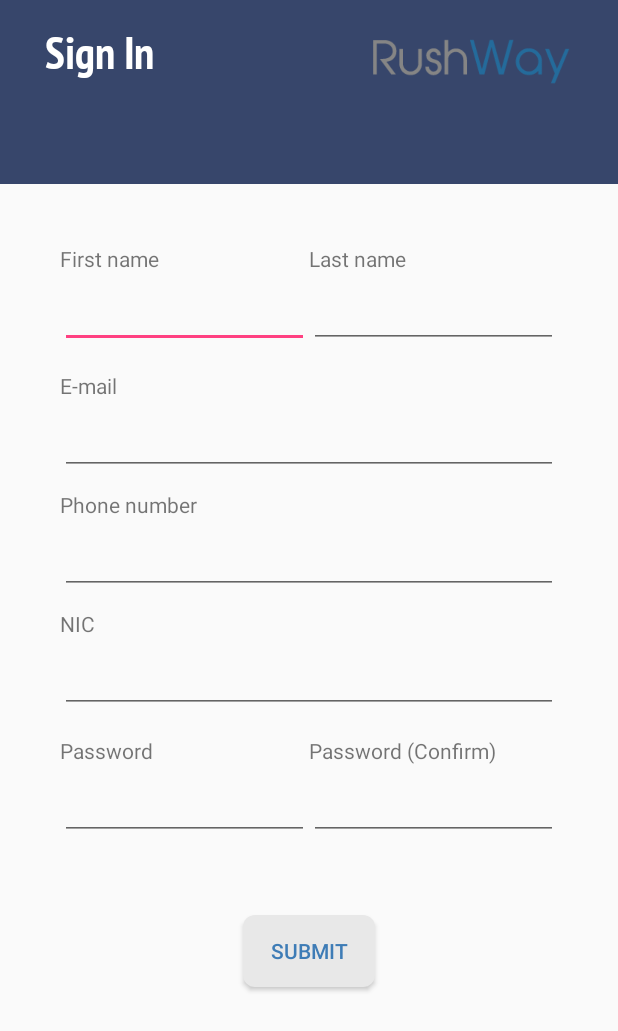
After one commit to RasithaGamage/RushWay, an Android app: the CreateAccountActivity screen opened directly, with no data from a screen before it, on a phone screen of 412 x 824 dp. The commit adds this screen. Shown: the top 1031 px of the screen. Run offline under Robolectric (Android 15) with nearby library versions, the phone set to English and light mode, and no system bars.

Commit message:
Sign in activity added

```diff
--- a/app/build.gradle
+++ b/app/build.gradle
@@ -13,7 +13,7 @@ android {
         buildConfigField 'String', "ApiKey", MyApiKey
         resValue 'string', "api_key", MyApiKey
         buildConfigField 'String', "firebase_api_key", MyApiKey
-        resValue 'string', "firebase_api_key",firebaseAPI
+        resValue 'string', "firebase_api_key", firebaseAPI
     }
     buildTypes {
         release {
@@ -22,7 +22,7 @@ android {
             buildConfigField 'String', "ApiKey", MyApiKey
             resValue 'string', "api_key", MyApiKey
             buildConfigField 'String', "firebase_api_key", MyApiKey
-            resValue 'string', "firebase_api_key",firebaseAPI
+            resValue 'string', "firebase_api_key", firebaseAPI
         }
     }
 }
--- /dev/null
+++ b/app/src/main/java/com/example/rasitha/RushWay/CreateAccountActivity.java
@@ -0,0 +1,57 @@
+package com.example.rasitha.RushWay;
+
+import android.support.v7.app.AppCompatActivity;
+import android.os.Bundle;
+import android.view.View;
+import android.widget.Button;
+import android.widget.EditText;
+import android.widget.Toast;
+
+import com.example.rasitha.RushWay.models.User;
+
+public class CreateAccountActivity extends AppCompatActivity {
+
+private EditText fName;
+private EditText lName;
+private EditText phone;
+private EditText email;
+private EditText nic;
+private EditText pw1;
+private EditText pw2;
+private Button submitButton;
+
+    @Override
+    protected void onCreate(Bundle savedInstanceState) {
+        super.onCreate(savedInstanceState);
+        setContentView(R.layout.activity_create_account);
+        getSupportActionBar().hide();
+
+        fName = (EditText) findViewById(R.id.editTextFname);
+        lName = (EditText) findViewById(R.id.editTextLname);
+        phone = (EditText) findViewById(R.id.editTextPhone);
+        email = (EditText) findViewById(R.id.editTextEmail);
+        nic = (EditText) findViewById(R.id.editTextNic);
+        pw1 = (EditText) findViewById(R.id.editTextPw1);
+        pw2 = (EditText) findViewById(R.id.editTextPw2);
+        submitButton = (Button) findViewById(R.id.submitButton);
+
+        submitButton.setOnClickListener(new View.OnClickListener() {
+            @Override
+            public void onClick(View view) {
+                User user_obj = new User(fName.getText().toString(),lName.getText().toString(),
+                        phone.getText().toString(),email.getText().toString(),nic.getText().toString());
+
+                if(pw2.getText().toString().equals(pw1.getText().toString())){
+
+                    user_obj.setPw(pw2.getText().toString());
+                }
+                else
+                {
+                    Toast.makeText(CreateAccountActivity.this,"Passwords not matching",Toast.LENGTH_SHORT);
+                }
+            }
+        });
+    }
+
+
+}
--- /dev/null
+++ b/app/src/main/res/layout/activity_create_account.xml
@@ -0,0 +1,222 @@
+<?xml version="1.0" encoding="utf-8"?>
+
+<LinearLayout android:layout_width="match_parent"
+    android:layout_height="match_parent"
+    android:orientation="vertical"
+    xmlns:android="http://schemas.android.com/apk/res/android"
+    >
+
+<LinearLayout
+    android:layout_height="wrap_content"
+    android:layout_width="match_parent"
+    android:layout_weight="1"
+    android:background="#37466b"
+    android:orientation="horizontal"
+    android:id="@+id/ccc">
+    <TextView
+        android:layout_width="wrap_content"
+        android:layout_height="wrap_content"
+        android:text="Sign In"
+        android:textSize="30dp"
+        android:fontFamily="@font/pt_sans_narrow_web_bold"
+        android:textColor="#ffff"
+        android:layout_marginLeft="30dp"
+        android:layout_marginTop="15dp"
+        android:id="@+id/signinText"
+        android:layout_weight="1"
+        />
+
+    <ImageView
+        android:layout_width="195dp"
+        android:layout_height="47dp"
+        android:layout_marginTop="17dp"
+        android:layout_toEndOf="@+id/signinText"
+        android:layout_weight="0"
+        android:src="@drawable/fixsnaplogo"
+
+        />
+</LinearLayout>
+
+<LinearLayout
+    android:layout_width="match_parent"
+    android:layout_height="wrap_content"
+    android:orientation="vertical"
+    android:padding="40dp"
+    android:layout_weight="2">
+    <LinearLayout
+        android:layout_width="match_parent"
+        android:layout_height="wrap_content"
+        android:orientation="horizontal"
+        android:layout_marginTop="0dp">
+
+        <RelativeLayout
+            android:id="@+id/button1"
+            android:layout_width="match_parent"
+            android:layout_height="wrap_content"
+            android:layout_weight="1.0"
+            >
+            <TextView
+                android:layout_width="match_parent"
+                android:layout_height="wrap_content"
+                android:text="First name"
+                android:id="@+id/textFname"/>
+
+            <EditText
+                android:layout_width="match_parent"
+                android:layout_height="50dp"
+                android:layout_below="@+id/textFname"
+                android:id="@+id/editTextFname"/>
+        </RelativeLayout>
+
+        <RelativeLayout
+            android:id="@+id/button2"
+            android:layout_width="match_parent"
+            android:layout_height="wrap_content"
+            android:layout_weight="1.0">
+
+            <TextView
+                android:layout_width="match_parent"
+                android:layout_height="wrap_content"
+                android:text="Last name"
+                android:id="@+id/textLname"/>
+
+            <EditText
+                android:layout_width="match_parent"
+                android:layout_height="50dp"
+                android:layout_below="@+id/textLname"
+                android:id="@+id/editTextLname"/>
+
+        </RelativeLayout>
+
+    </LinearLayout>
+
+    <LinearLayout
+        android:layout_width="match_parent"
+        android:layout_height="wrap_content"
+        android:orientation="vertical" >
+
+        <RelativeLayout
+            android:id="@+id/emailSection"
+            android:layout_width="match_parent"
+            android:layout_height="wrap_content"
+            android:layout_marginTop="15dp">
+
+            <TextView
+                android:layout_width="match_parent"
+                android:layout_height="wrap_content"
+                android:text="E-mail"
+                android:id="@+id/textemail"/>
+
+            <EditText
+                android:layout_width="match_parent"
+                android:layout_height="50dp"
+                android:layout_below="@+id/textemail"
+                android:id="@+id/editTextEmail"/>
+
+        </RelativeLayout>
+
+        <RelativeLayout
+            android:id="@+id/phoneSection"
+            android:layout_width="match_parent"
+            android:layout_height="wrap_content"
+            android:layout_marginTop="10dp">
+
+            <TextView
+                android:layout_width="match_parent"
+                android:layout_height="wrap_content"
+                android:text="Phone number"
+                android:id="@+id/textphone"/>
+
+            <EditText
+                android:layout_width="match_parent"
+                android:layout_height="50dp"
+                android:layout_below="@+id/textphone"
+                android:id="@+id/editTextPhone"/>
+
+        </RelativeLayout>
+
+        <RelativeLayout
+            android:id="@+id/nicSection"
+            android:layout_width="match_parent"
+            android:layout_height="wrap_content"
+            android:layout_marginTop="10dp">
+
+            <TextView
+                android:layout_width="match_parent"
+                android:layout_height="wrap_content"
+                android:text="NIC"
+                android:id="@+id/textnic"/>
+
+            <EditText
+                android:layout_width="match_parent"
+                android:layout_height="50dp"
+                android:layout_below="@+id/textnic"
+                android:id="@+id/editTextNic"/>
+
+        </RelativeLayout>
+
+    </LinearLayout>
+
+    <LinearLayout
+        android:layout_width="match_parent"
+        android:layout_height="wrap_content"
+        android:orientation="horizontal"
+        android:layout_marginTop="15dp">
+
+        <RelativeLayout
+            android:id="@+id/button3"
+            android:layout_width="match_parent"
+            android:layout_height="wrap_content"
+            android:layout_weight="1.0"
+            >
+            <TextView
+                android:layout_width="match_parent"
+                android:layout_height="wrap_content"
+                android:text="Password"
+                android:id="@+id/textpw1"/>
+
+            <EditText
+                android:layout_width="match_parent"
+                android:layout_height="50dp"
+                android:layout_below="@+id/textpw1"
+                android:inputType="textPassword"
+                android:id="@+id/editTextPw1"/>
+        </RelativeLayout>
+
+        <RelativeLayout
+            android:id="@+id/xxx"
+            android:layout_width="match_parent"
+            android:layout_height="wrap_content"
+            android:layout_weight="1.0">
+
+            <TextView
+                android:layout_width="match_parent"
+                android:layout_height="wrap_content"
+                android:text="Password (Confirm)"
+                android:id="@+id/textpw2"
+                />
+
+            <EditText
+                android:layout_width="match_parent"
+                android:layout_height="50dp"
+                android:layout_below="@+id/textpw2"
+                android:inputType="textPassword"
+                android:id="@+id/editTextPw2"/>
+
+        </RelativeLayout>
+
+    </LinearLayout>
+
+    <Button
+        android:layout_width="wrap_content"
+        android:layout_height="wrap_content"
+        android:layout_marginTop="50dp"
+        android:layout_gravity="center"
+        android:background="@drawable/button_layout"
+        android:text="submit"
+        android:layout_marginBottom="10dp"
+        android:textColor="#3e7cb6"
+        android:id="@+id/submitButton"/>
+</LinearLayout>
+
+</LinearLayout>
--- a/app/src/main/res/values/colors.xml
+++ b/app/src/main/res/values/colors.xml
@@ -3,4 +3,6 @@
     <color name="colorPrimary">#455acf</color>
     <color name="colorPrimaryDark">#303F9F</color>
     <color name="colorAccent">#FF4081</color>
+
+    <color name="black_overlay">#66000000</color>
 </resources>
--- a/app/src/main/res/values/strings.xml
+++ b/app/src/main/res/values/strings.xml
@@ -64,4 +64,8 @@
         <item>9 Points</item>
         <item>8 Points</item>
     </string-array>
+
+    <string name="title_activity_create_account">CreateAccountActivity</string>
+    <string name="dummy_button">Dummy Button</string>
+    <string name="dummy_content">DUMMY\nCONTENT</string>
 </resources>
```
Also changed, not shown: app/src/main/AndroidManifest.xml (+6 -6 lines), app/src/main/java/com/example/rasitha/RushWay/Home.java (+15 -0 lines), app/src/main/java/com/example/rasitha/RushWay/MapActivityNew.java (+0 -9 lines), app/src/main/java/com/example/rasitha/RushWay/models/Driver.java (added, +7 -0 lines), app/src/main/java/com/example/rasitha/RushWay/models/Owner.java (added, +7 -0 lines), app/src/main/java/com/example/rasitha/RushWay/models/Passenger.java (added, +7 -0 lines), app/src/main/java/com/example/rasitha/RushWay/models/RWLocation.java (added, +28 -0 lines), app/src/main/java/com/example/rasitha/RushWay/models/User.java (added, +76 -0 lines), app/src/main/res/layout/activity_home.xml (+20 -3 lines), app/src/main/res/values/attrs.xml (added, +12 -0 lines), app/src/main/res/values/styles.xml (+12 -0 lines).
